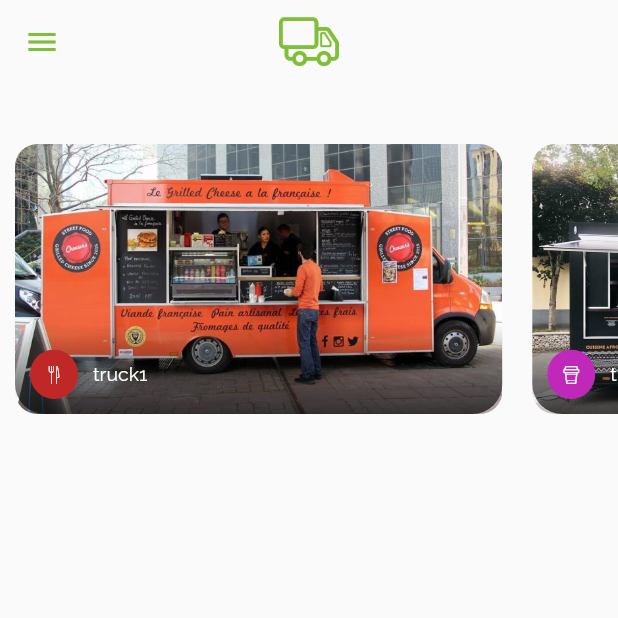
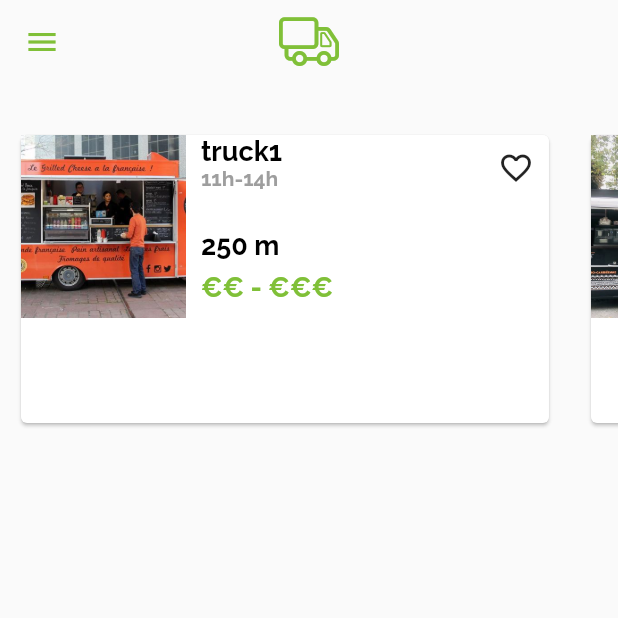
Before and after one commit to Naruto2020/foodtruckapp, a Flutter app: the CategoryListPage screen opened directly, on a phone screen of 412 x 824 dp, the top half of it. Run offline on Flutter 3.47's test engine with Material 2 defaults, Android fonts, the light colour scheme and no system bars; our stand-ins replace google_maps_flutter.

Commit message:
add card & design on categorycart

```diff
--- a/lib/widgets/categorycart.dart
+++ b/lib/widgets/categorycart.dart
@@ -1,6 +1,7 @@
 // ignore_for_file: prefer_const_constructors, must_be_immutable, unused_import, use_key_in_widget_constructors
 
 import 'package:flutter/material.dart';
+import 'package:foodtruckapp/helper/appcolors.dart';
 import 'package:foodtruckapp/models/category.dart';
 import './iconfont.dart';
 import '../widgets/categoryicon.dart';
@@ -19,73 +20,200 @@ class CategoryCart extends StatelessWidget {
       onTap: (){
         onCartClick();
       },
-    child: Container(
-      //child: Text(categories[index].name),
-      margin: EdgeInsets.all(10),
-      // height: 150,
-      //margin: EdgeInsets.symmetric(vertical: 30.0),
-      height: 150,
-      child: Stack(
-        children: [
-          ClipRRect(
-            borderRadius: BorderRadius.circular(15),
-            child: Image.asset('assets/imgs/${category.imgName}.jpg',
-              fit: BoxFit.cover,
-            ),
-
-          ),
-
-          Positioned(
-            bottom: 0,
-            left: 0,
-            right: 0,
-            child: Container(
-              height: 60,
-              decoration: BoxDecoration(
-                borderRadius: BorderRadius.only(
-                  bottomLeft: Radius.circular(20),
-                  bottomRight: Radius.circular(20)
-                ),
-                gradient: LinearGradient(
-                  begin: Alignment.bottomCenter,
-                  end: Alignment.topCenter,
-                  colors: [
-                    Colors.black.withOpacity(0.7),
-                    Colors.transparent
-                  ]
-                )
-              ),
-            )
-
-          ),
-          Positioned(
-            bottom: 0,
-            child: Padding(
-              padding: const EdgeInsets.all(10),
-              child: Row(
-                children: [
-                  // call category icon to display icon on listes
-                  CategoryIcon(
-                    color: category.color,
-                    iconName: category.icon, size: 12,
+      child :Container(
+        //padding: EdgeInsets.symmetric(horizontal: 10.0, vertical: 10.0),
+        margin: EdgeInsets.symmetric(horizontal: 10.0),
+        child: Card(
+          //elevation: 5,
+          //padding :EdgeInsets.symmetric(horizontal: 10.0, vertical: 10.0),
+          child: Row(
+            mainAxisAlignment: MainAxisAlignment.spaceBetween,
+            crossAxisAlignment: CrossAxisAlignment.start,
+            children: <Widget>[
+              Row(
+                crossAxisAlignment: CrossAxisAlignment.start,
+                children: <Widget>[
+                  // ignore: sized_box_for_whitespace
+                  Container(
+                    width: 110.0,
+                    height: 122.0,
+                    //color: Colors.white,
+                    child: Image.asset('assets/imgs/${category.imgName}.jpg',
+                      fit: BoxFit.cover
+                    ),
 
                   ),
-                  SizedBox(width: 10),
-                  Text(category.name,
-                    style: TextStyle(
-                      color: Colors.white,
-                      fontSize: 13
-                    ),
-                  )
+                  SizedBox(width: 10.0,),
+                  Column(
+                    crossAxisAlignment: CrossAxisAlignment.start,
+                    children: <Widget>[
+                      Text(category.name,
+                        style: TextStyle(
+                          color: Colors.black,
+                          fontSize: 18.0,
+                          fontWeight: FontWeight.bold
+                        ),
+                      ),
+                      Text('11h-14h',
+                        style: TextStyle(
+                          color: Colors.grey,
+                          fontSize: 14.0,
+                          fontWeight: FontWeight.bold,
+                        ),
+                      ),
+                      Text('250 m',
+                        style: TextStyle(
+                          color: Colors.black,
+                          fontSize: 18.0,
+                          fontWeight: FontWeight.bold,
+                          height: 3,
+                        ),
+                      ),
+                      Text('€€ - €€€',
+                        style: TextStyle(
+                          color: AppColors.MAIN_COLOR,
+                          fontSize: 18.0,
+                          fontWeight: FontWeight.bold,
+                        ),
+                      ),
+                    ],
+                  ),
+                  // SizedBox(width: 5.0,),
+                  // Column(
+                  //   crossAxisAlignment: CrossAxisAlignment.end,
+                  //   children: <Widget>[
+                  //     CategoryIcon(
+                  //       color: category.color,
+                  //       iconName: category.icon, size: 5,
+                  //     ),
+                  //     CategoryIcon(
+                  //       color: category.color,
+                  //       iconName: category.icon, size: 5,
+                  //     )
+                  //   ],
+                  // ),
                 ],
               ),
-            )
+              SizedBox(width: 100,),
+              Container(
+                // width: 40.0,
+                // height: 40.0,
+                padding: EdgeInsets.symmetric(horizontal: 10.0, vertical: 10.0),
+                child: Column(
+                  children: const [
+                    Icon(
+                      Icons.favorite_border,
+                      size: 24.0,
+                    ),
+                  ],
+                ),
+                // child: Icon(
+                //   Icons.favorite_border ,
+                //   size: 24.0,
+                //   //semanticLabel: 'Text to announce in accessibility modes',
+                // ),
+                // child: Icon(
+                //   Icons.favorite,
+                //   size: 24.0,
+                // ),
+                // child: CategoryIcon(
+                //   color: category.color,
+                //   iconName: category.icon, size: 2,
+                // ),
+              ),
+              // Row(
+              //   crossAxisAlignment: CrossAxisAlignment.start,
+              //   mainAxisAlignment: MainAxisAlignment.start,
+              //   children: <Widget> [
+              //     Container(
+              //       margin: EdgeInsets.symmetric(horizontal: 2.0, vertical: 10.0),
+              //       child: Column(
+              //         mainAxisAlignment: MainAxisAlignment.end,
+              //         children: const <Widget> [
+              //           Icon(
+              //             Icons.favorite,
+              //             size: 24.0,
+              //           ),
+              //         ],
 
-          )
+              //       ),
+              //     ),
+              //     // Column(
+              //     // ),
+              //   ],
+              // ),
+            ],
+          ),
+        ),
 
-        ],
       ),
-    )
+      // child: Container(
+      //   //child: Text(categories[index].name),
+      //   margin: EdgeInsets.all(10),
+      //   // height: 150,
+      //   //margin: EdgeInsets.symmetric(vertical: 30.0),
+      //   height: 150,
+      //   child: Stack(
+      //     children: [
+      //       ClipRRect(
+      //         borderRadius: BorderRadius.circular(15),
+      //         child: Image.asset('assets/imgs/${category.imgName}.jpg',
+      //           fit: BoxFit.cover,
+      //         ),
+
+      //       ),
+
+      //       Positioned(
+      //         bottom: 0,
+      //         left: 0,
+      //         right: 0,
+      //         child: Container(
+      //           height: 60,
+      //           decoration: BoxDecoration(
+      //             borderRadius: BorderRadius.only(
+      //               bottomLeft: Radius.circular(20),
+      //               bottomRight: Radius.circular(20)
+      //             ),
+      //             gradient: LinearGradient(
+      //               begin: Alignment.bottomCenter,
+      //               end: Alignment.topCenter,
+      //               colors: [
+      //                 Colors.black.withOpacity(0.7),
+      //                 Colors.transparent
+      //               ]
+      //             )
+      //           ),
+      //         )
+
+      //       ),
+      //       Positioned(
+      //         bottom: 0,
+      //         child: Padding(
+      //           padding: const EdgeInsets.all(10),
+      //           child: Row(
+      //             children: [
+      //               // call category icon to display icon on listes
+      //               CategoryIcon(
+      //                 color: category.color,
+      //                 iconName: category.icon, size: 12,
+
+      //               ),
+      //               SizedBox(width: 10),
+      //               Text(category.name,
+      //                 style: TextStyle(
+      //                   color: Colors.white,
+      //                   fontSize: 13
+      //                 ),
+      //               )
+      //             ],
+      //           ),
+      //         )
+
+      //       )
+
+      //     ],
+      //   ),
+      // )
 
     );
   }
```
Also changed, not shown: 1 other file.
